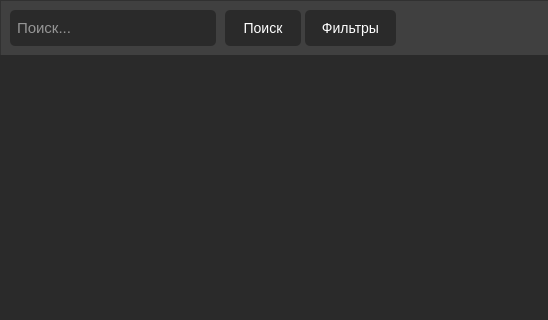
First picture: the form in mainwindow/mainwindow.ui, repository b0shka/selling_apps, before the edit; both pictures show x 0 to 548 and y 0 to 320 of the 668 by 428 pixel window.
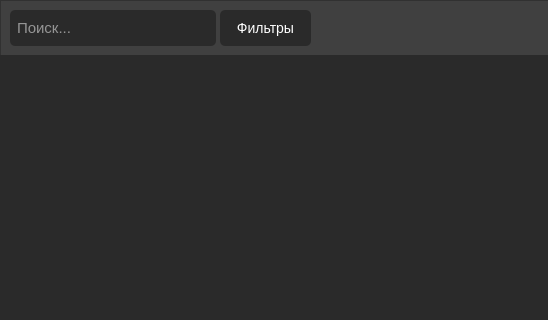
Second picture: the form after the edit.

Diff of the .ui file:
```diff
--- a/mainwindow/mainwindow.ui
+++ b/mainwindow/mainwindow.ui
@@ -85,32 +85,6 @@
       <bool>true</bool>
      </property>
     </widget>
-    <widget class="QPushButton" name="pushButton">
-     <property name="geometry">
-      <rect>
-       <x>225</x>
-       <y>10</y>
-       <width>76</width>
-       <height>36</height>
-      </rect>
-     </property>
-     <property name="styleSheet">
-      <string notr="true">QPushButton {
-	padding: 2px;
-	font-size: 14px;
-	height: 28px;
-	color: white;
-	background-color: #2a2a2a;
-	border-radius: 5px;
-}
-QPushButton::hover {
-	background-color: #949494;
-}</string>
-     </property>
-     <property name="text">
-      <string>Поиск</string>
-     </property>
-    </widget>
     <widget class="QPushButton" name="pushButton_2">
      <property name="geometry">
       <rect>
@@ -140,7 +114,7 @@
     <widget class="QPushButton" name="pushButton_3">
      <property name="geometry">
       <rect>
-       <x>305</x>
+       <x>220</x>
        <y>10</y>
        <width>91</width>
        <height>36</height>
```
